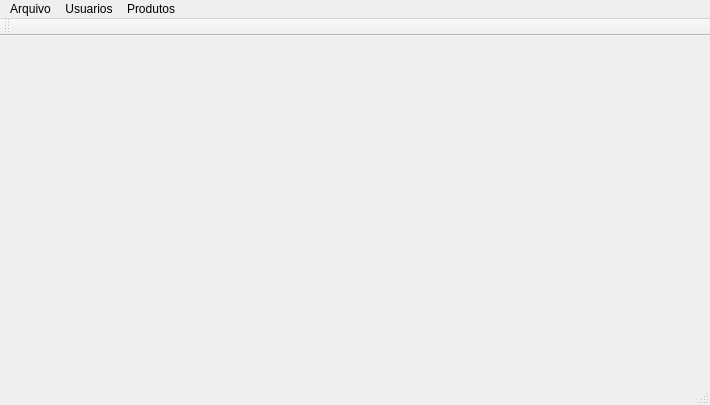
Qt form c++/omarket/omarket/mainframe.ui (optimus-informatica/omarket-qt) before a commit.
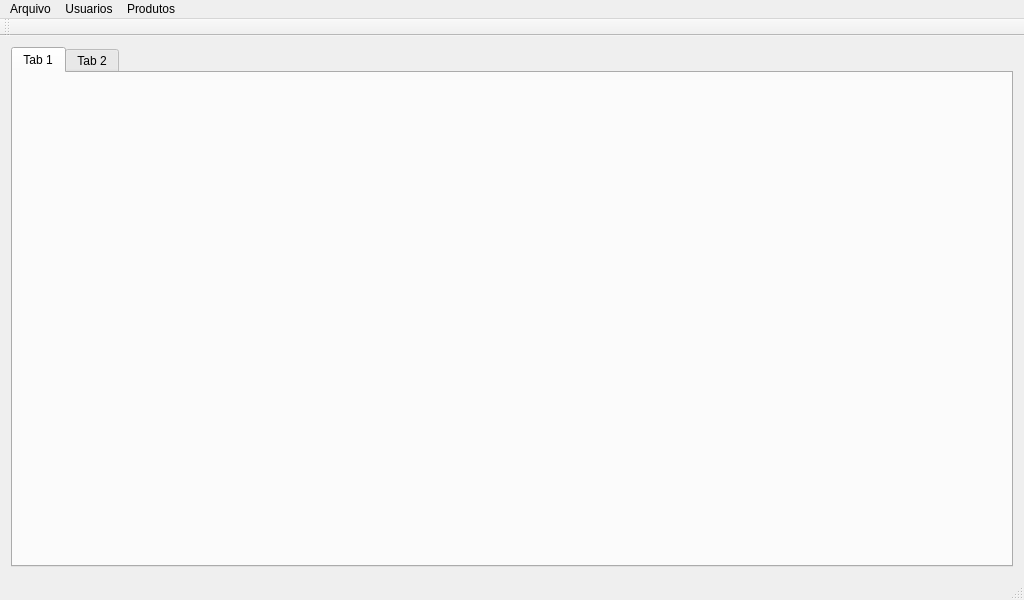
The same form after that commit.

```diff
--- a/c++/omarket/omarket/mainframe.ui
+++ b/c++/omarket/omarket/mainframe.ui
@@ -6,20 +6,37 @@
    <rect>
     <x>0</x>
     <y>0</y>
-    <width>710</width>
-    <height>405</height>
+    <width>1024</width>
+    <height>600</height>
    </rect>
   </property>
   <property name="windowTitle">
    <string>Optimus Makert - 1.0-beta</string>
   </property>
-  <widget class="QWidget" name="centralWidget"/>
+  <widget class="QWidget" name="centralWidget">
+   <layout class="QGridLayout" name="gridLayout">
+    <item row="0" column="0">
+     <widget class="QTabWidget" name="tabs">
+      <widget class="QWidget" name="tab">
+       <attribute name="title">
+        <string>Tab 1</string>
+       </attribute>
+      </widget>
+      <widget class="QWidget" name="tab_2">
+       <attribute name="title">
+        <string>Tab 2</string>
+       </attribute>
+      </widget>
+     </widget>
+    </item>
+   </layout>
+  </widget>
   <widget class="QMenuBar" name="menuBar">
    <property name="geometry">
     <rect>
      <x>0</x>
      <y>0</y>
-     <width>710</width>
+     <width>1024</width>
      <height>21</height>
     </rect>
    </property>
```
Left out of the diff: 28 changed lines with no effect on the pictures.
